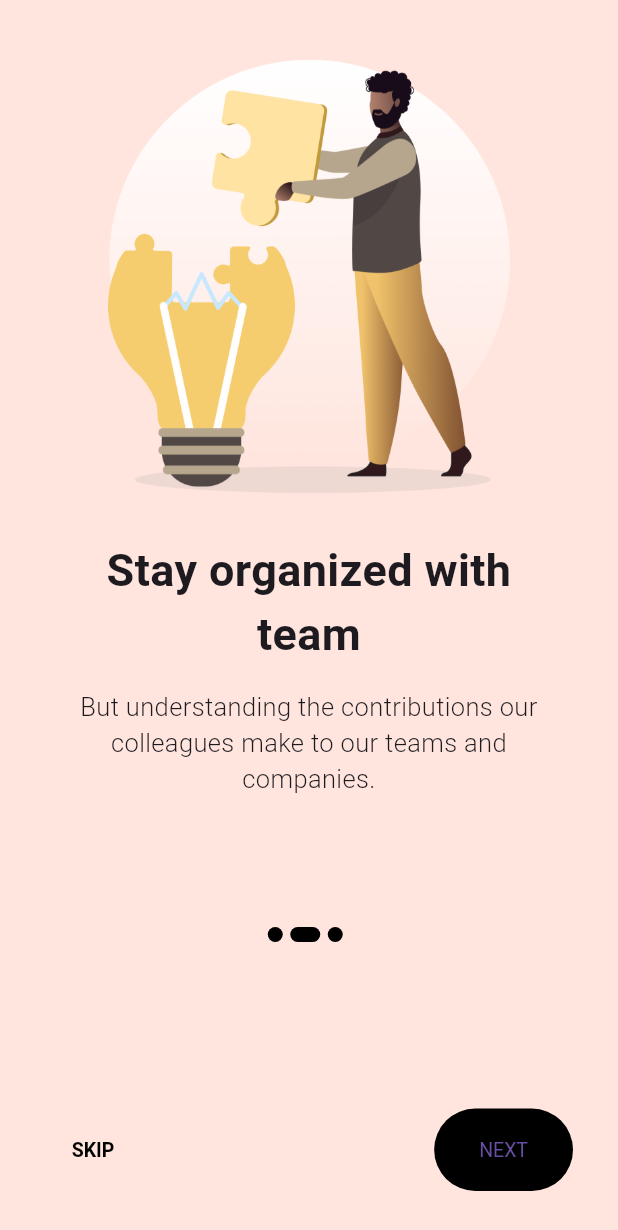
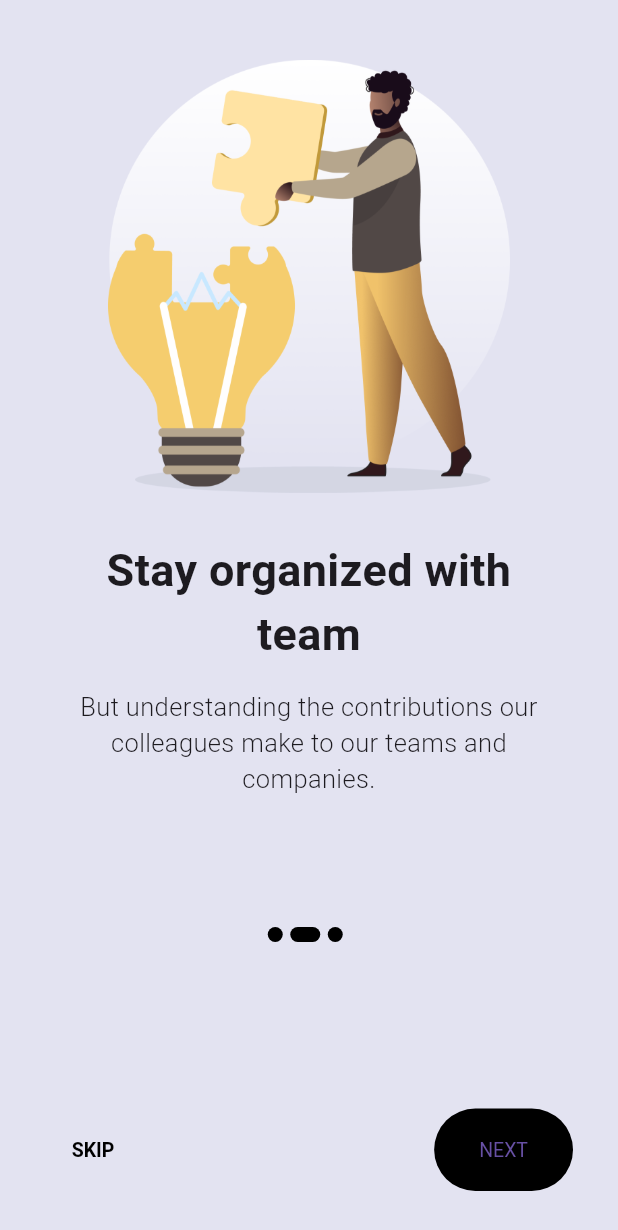
Before and after one commit to MyApero/HOD-App, a Flutter app: the screen it shows after launch, swiped to page 2, on a phone screen of 412 x 824 dp. Shown: the top 1230 px of the screen. Run offline on Flutter 3.47's test engine with Material 3 defaults, Android fonts, the phone set to English and light mode, and no system bars; Roboto replaces fonts that are missing (Mulish).

Commit message:
[ADD] Onboarding color

```diff
--- a/lib/onboarding_screen.dart
+++ b/lib/onboarding_screen.dart
@@ -1,6 +1,7 @@
 import 'package:flutter/material.dart';
 import 'package:hod_app/size_config.dart';
 import 'package:hod_app/onboarding_contents.dart';
+import 'package:hod_app/theme.dart';
 
 class OnboardingScreen extends StatefulWidget {
   const OnboardingScreen({Key? key}) : super(key: key);
@@ -20,10 +21,10 @@ class _OnboardingScreenState extends State<OnboardingScreen> {
 
   int _currentPage = 0;
 
-  List colors = const [
-    Color(0xffDAD3C8),
-    Color(0xffFFE5DE),
-    Color(0xffDCF6E6),
+  List colors = [
+    theme.colorScheme.primaryContainer,
+    theme.colorScheme.surfaceVariant,
+    theme.colorScheme.tertiary,
   ];
 
   AnimatedContainer _buildDots({
--- a/lib/theme.dart
+++ b/lib/theme.dart
@@ -4,6 +4,7 @@ ThemeData theme = ThemeData().copyWith(
   colorScheme: ColorScheme.fromSeed(
     seedColor: const Color(0xFF4A148C),
     secondary: const Color(0xFF8f8fff),
+    tertiary: const Color(0xFFFFFFFF),
     // secondaryContainer: const Color(0xFFe3e3f1),
     secondaryContainer: const Color(0xFFd9d9fc),
     surfaceVariant: const Color(0xFFe3e3f1),
```
Lines whose indentation alone changed are shown as unchanged.
